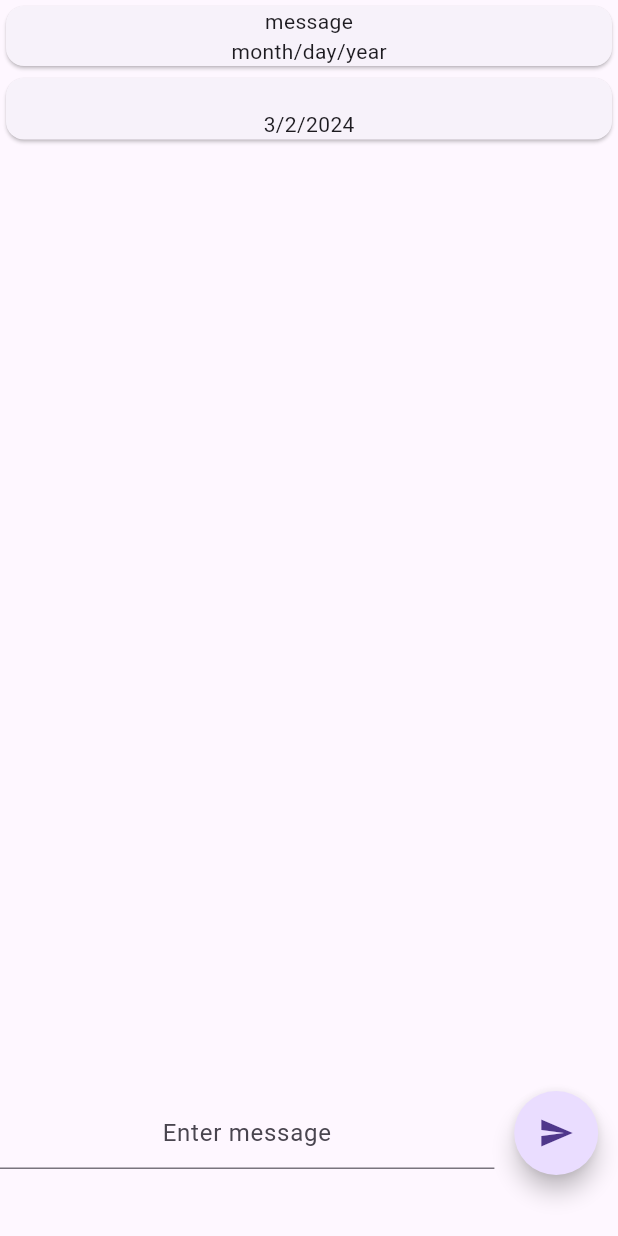
After one commit to joelwillSeek/Flutter_ChatApp, a Flutter app: the screen it shows after launch, after a tap on the "send" icon, on a phone screen of 412 x 824 dp. The commit adds this screen. Run offline on Flutter 3.47's test engine with Material 3 defaults, Android fonts, the phone set to English and light mode, and no system bars.

Commit message:
learning provider

```diff
--- /dev/null
+++ b/lib/list_chat_history.dart
@@ -0,0 +1,28 @@
+import 'package:flutter/material.dart';
+import 'package:flutter_chatapp/provider/chat_history_provider.dart';
+import 'package:provider/provider.dart';
+
+class ListChatHistory extends StatelessWidget {
+  const ListChatHistory({super.key});
+
+  @override
+  Widget build(BuildContext context) {
+    return Expanded(
+      flex: 5,
+      child: ListView.builder(
+        itemCount: context.watch<ChatHistoryProvider>().chatHistory.length,
+        itemBuilder: (context, index) {
+          return Card(
+            child: Column(children: [
+              Text(context
+                  .watch<ChatHistoryProvider>()
+                  .getChatIndexMessage(index)),
+              Text(
+                  context.watch<ChatHistoryProvider>().getChatIndexDate(index)),
+            ]),
+          );
+        },
+      ),
+    );
+  }
+}
--- a/lib/main.dart
+++ b/lib/main.dart
@@ -1,5 +1,8 @@
 import 'package:flutter/material.dart';
+import 'package:flutter_chatapp/list_chat_history.dart';
 import 'package:flutter_chatapp/messageAndSendButton.dart';
+import 'package:flutter_chatapp/provider/chat_history_provider.dart';
+import 'package:provider/provider.dart';
 
 void main() {
   runApp(MainApp());
@@ -8,37 +11,17 @@ void main() {
 class MainApp extends StatelessWidget {
   MainApp({super.key});
 
-  final List<Map<String, String>> chatHistory = [
-    {
-      "message": "message",
-      "date": "month/day/year",
-    }
-  ];
-
   @override
   Widget build(BuildContext context) {
     return MaterialApp(
+      theme: ThemeData(primaryColor: Colors.blue),
       home: Scaffold(
-        body: Column(
-          children: [
-            Expanded(
-              flex: 5,
-              child: ListView.builder(
-                itemCount: chatHistory.length,
-                itemBuilder: (context, index) {
-                  return Card(
-                    child: Column(children: [
-                      Text(chatHistory[index]["message"].toString()),
-                      Text(chatHistory[index]["date"].toString()),
-                    ]),
-                  );
-                },
-              ),
-            ),
-            const MessageAndSendButton()
-          ],
+          body: ChangeNotifierProvider(
+        create: (context) => ChatHistoryProvider(),
+        child: Column(
+          children: [const ListChatHistory(), MessageAndSendButton()],
         ),
-      ),
+      )),
     );
   }
 }
--- a/lib/messageAndSendButton.dart
+++ b/lib/messageAndSendButton.dart
@@ -1,27 +1,38 @@
 import 'package:flutter/material.dart';
+import 'package:flutter_chatapp/provider/chat_history_provider.dart';
+import 'package:provider/provider.dart';
 
 class MessageAndSendButton extends StatelessWidget {
-  const MessageAndSendButton({super.key});
+  MessageAndSendButton({super.key});
+
+  final TextEditingController textEditingController = TextEditingController();
 
   @override
   Widget build(BuildContext context) {
-    return const Expanded(
+    return Expanded(
         child: Row(
       crossAxisAlignment: CrossAxisAlignment.center,
       children: [
         Expanded(
           flex: 4,
           child: TextField(
+            controller: textEditingController,
             textAlign: TextAlign.center,
-            decoration: InputDecoration(hintText: "Enter message"),
+            decoration: const InputDecoration(hintText: "Enter message"),
           ),
         ),
         Expanded(
           flex: 1,
           child: FloatingActionButton(
-            shape: CircleBorder(),
-            onPressed: null,
-            child: Icon(Icons.send),
+            shape: const CircleBorder(),
+            onPressed: () {
+              String message = textEditingController.text;
+              DateTime now = DateTime.now();
+              String date = "${now.month}/${now.day}/${now.year}";
+              context.read<ChatHistoryProvider>().addChatHistory(message, date);
+              textEditingController.clear();
+            },
+            child: const Icon(Icons.send),
           ),
         ),
       ],
--- /dev/null
+++ b/lib/provider/chat_history_provider.dart
@@ -0,0 +1,23 @@
+import 'package:flutter/material.dart';
+
+class ChatHistoryProvider extends ChangeNotifier {
+  List<Map<String, String>> chatHistory = [
+    {
+      "message": "message",
+      "date": "month/day/year",
+    }
+  ];
+
+  void addChatHistory(String message, String date) {
+    chatHistory.add({
+      "message": message,
+      "date": date,
+    });
+    notifyListeners();
+  }
+
+  String getChatIndexMessage(int index) =>
+      chatHistory[index]["message"].toString();
+
+  String getChatIndexDate(int index) => chatHistory[index]["date"].toString();
+}
--- a/pubspec.yaml
+++ b/pubspec.yaml
@@ -9,11 +9,12 @@ environment:
 dependencies:
   flutter:
     sdk: flutter
+  provider: ^6.1.2
 
 dev_dependencies:
   flutter_test:
     sdk: flutter
-  flutter_lints: ^2.0.0
+  flutter_lints: ^3.0.1
 
 flutter:
   uses-material-design: true
```
Also changed, not shown: pubspec.lock, 1 other file.
